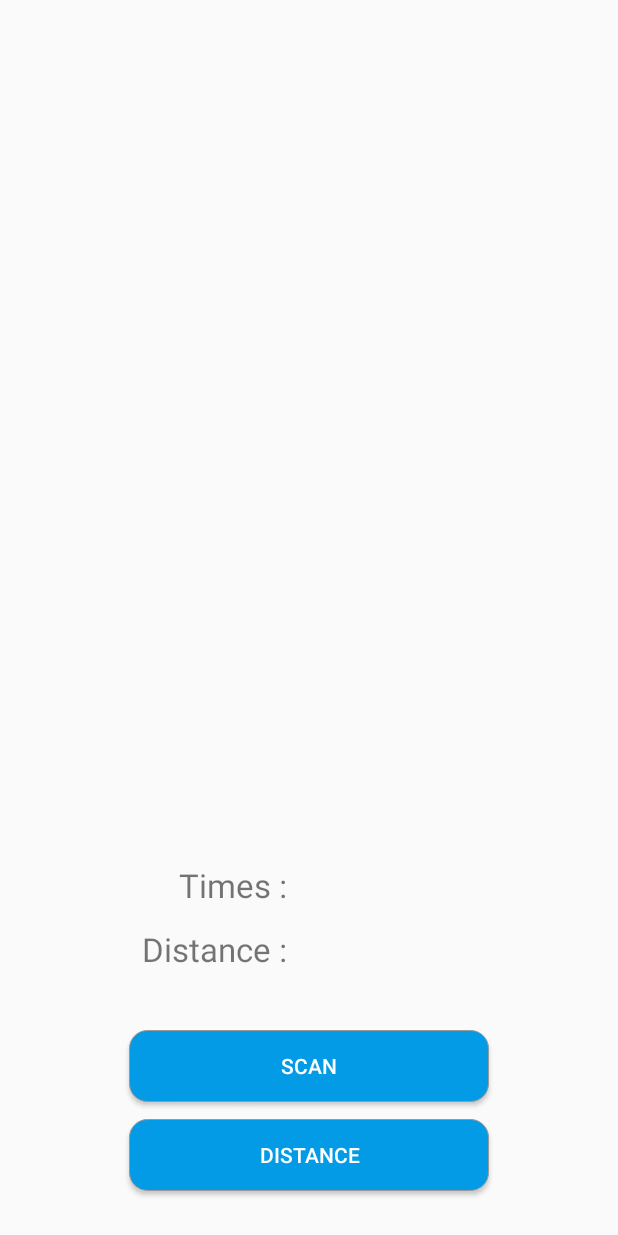
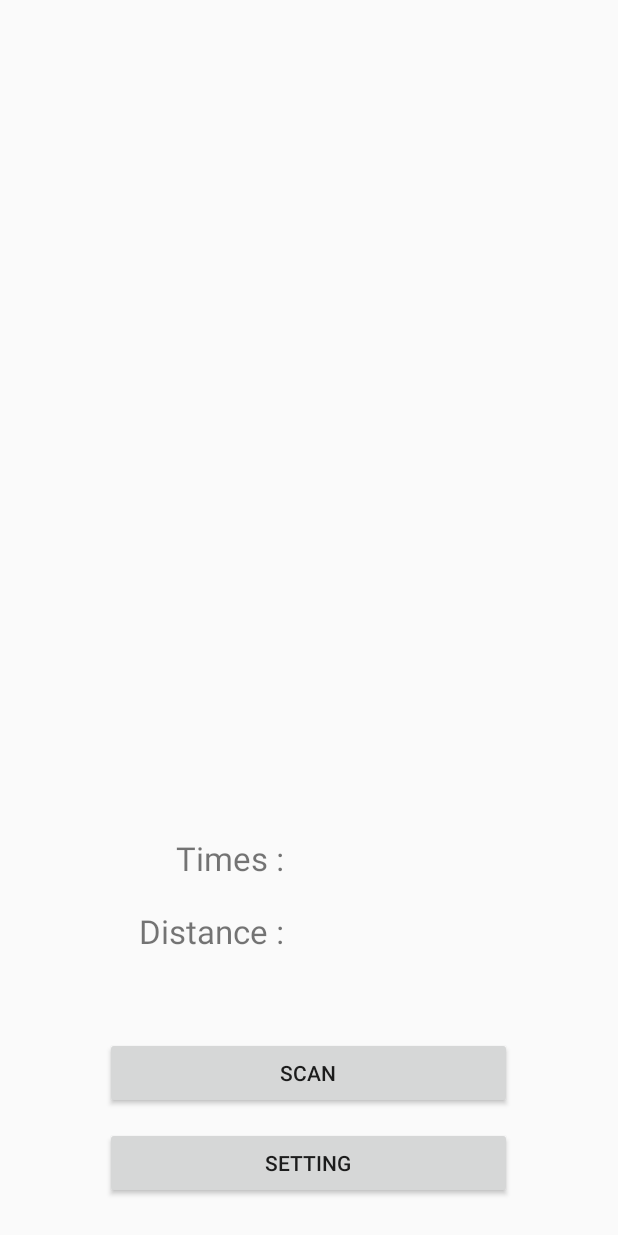
Before and after one commit to e8315402/beaconRecorder, an Android app: the layout activity_init_activity_v3.xml on its own in the app's theme, with its tools: preview values and no code run, on a phone screen of 412 x 824 dp. Run offline under Robolectric (Android 15) with nearby library versions, the light colour scheme and no system bars.

Commit message:
first version: Can scan the specific beacon, and the UI is simply done. Can not record scan result yet.

```diff
--- a/app/src/main/AndroidManifest.xml
+++ b/app/src/main/AndroidManifest.xml
@@ -48,6 +48,10 @@
             android:screenOrientation="portrait">
         </activity>
 
+        <activity android:name=".activity.ChooseTxPowerActivity_"
+            android:screenOrientation="portrait">
+        </activity>
+
         <meta-data
             android:name="com.google.android.gms.version"
             android:value="@integer/google_play_services_version" />
--- /dev/null
+++ b/app/src/main/res/drawable/common_border.xml
@@ -0,0 +1,5 @@
+<?xml version="1.0" encoding="utf-8"?>
+<shape xmlns:android="http://schemas.android.com/apk/res/android" android:shape="rectangle" >
+    <solid android:color="#ffffff" />
+    <stroke android:width="0.5dip" android:color="#000000"/>
+</shape>
--- /dev/null
+++ b/app/src/main/res/drawable/common_border_clicked.xml
@@ -0,0 +1,6 @@
+<?xml version="1.0" encoding="utf-8"?>
+<shape xmlns:android="http://schemas.android.com/apk/res/android"
+    android:shape="rectangle" >
+    <solid android:color="#ffffff" />
+    <stroke android:width="2dip" android:color="#000000"/>
+</shape>
--- a/app/src/main/res/layout/activity_init_activity_v3.xml
+++ b/app/src/main/res/layout/activity_init_activity_v3.xml
@@ -1,5 +1,6 @@
 <?xml version="1.0" encoding="utf-8"?>
 <RelativeLayout xmlns:android="http://schemas.android.com/apk/res/android"
+    xmlns:app="http://schemas.android.com/apk/res-auto"
     xmlns:tools="http://schemas.android.com/tools"
     android:layout_width="match_parent"
     android:layout_height="match_parent"
@@ -15,8 +16,21 @@
         android:layout_height="wrap_content"
         android:id="@+id/distance"
         android:textSize="18sp"
+        android:layout_alignBaseline="@+id/distance_lable"
         android:layout_alignBottom="@+id/distance_lable"
-        android:layout_alignStart="@+id/times" />
+        android:layout_alignStart="@+id/times"
+        android:clickable="false" />
+
+    <TextView
+        android:layout_width="wrap_content"
+        android:layout_height="wrap_content"
+        android:id="@+id/times"
+        android:textSize="18sp"
+        android:layout_marginStart="42dp"
+        android:layout_alignBaseline="@+id/times_lable"
+        android:layout_alignBottom="@+id/times_lable"
+        android:layout_toEndOf="@+id/times_lable"
+        android:clickable="false" />
 
     <TextView
         android:text="@string/times_lable"
@@ -24,10 +38,11 @@
         android:layout_height="wrap_content"
         android:id="@+id/times_lable"
         android:textSize="22sp"
-        android:layout_marginStart="33dp"
-        android:layout_above="@+id/distance"
-        android:layout_alignStart="@+id/startScan"
-        android:layout_marginBottom="18dp" />
+        android:layout_marginStart="101dp"
+        android:clickable="false"
+        android:layout_alignParentBottom="true"
+        android:layout_alignParentStart="true"
+        android:layout_marginBottom="221dp" />
 
     <TextView
         android:layout_width="match_parent"
@@ -35,9 +50,10 @@
         android:gravity="center_horizontal"
         android:id="@+id/rssi"
         android:textSize="150sp"
-        android:layout_marginTop="79dp"
-        android:layout_alignParentTop="true"
-        android:layout_centerHorizontal="true" />
+        android:clickable="true"
+        android:layout_above="@+id/times_lable"
+        android:layout_alignParentStart="true"
+        android:layout_marginBottom="35dp" />
 
     <TextView
         android:text="@string/distance_lable"
@@ -45,86 +61,85 @@
         android:layout_height="wrap_content"
         android:id="@+id/distance_lable"
         android:textSize="22sp"
-        android:layout_marginBottom="39dp"
-        android:layout_above="@+id/startScan"
+        android:layout_marginTop="20dp"
+        android:clickable="false"
+        android:layout_below="@+id/times"
         android:layout_alignEnd="@+id/times_lable" />
 
-    <TextView
-        android:layout_width="wrap_content"
-        android:layout_height="wrap_content"
-        android:id="@+id/times"
-        android:textSize="18sp"
-        android:layout_marginStart="43dp"
-        android:layout_alignBottom="@+id/times_lable"
-        android:layout_toEndOf="@+id/times_lable" />
+    <Space
+        android:layout_width="271dp"
+        android:id="@+id/forAlign"
+        android:layout_height="45dp"
+        android:layout_marginTop="58dp"
+        android:layout_below="@+id/distance_lable"
+        android:layout_centerHorizontal="true"/>
 
     <Button
+        android:text="@string/scan"
+        android:layout_width="271dp"
+        android:layout_height="wrap_content"
         android:id="@+id/startScan"
-        android:layout_width="320dp"
-        android:layout_height="wrap_content"
-        android:layout_marginLeft="70dp"
-        android:layout_marginRight="70dp"
-        android:background="@drawable/rounded_rec_primary_color"
-        android:padding="@dimen/size_s"
-        android:foreground="?android:attr/selectableItemBackground"
-        android:clickable="true"
-        android:textColor="@color/white"
-        android:layout_marginBottom="73dp"
-        android:text="@string/scan"
-        android:layout_alignParentBottom="true"
+        android:layout_marginTop="56dp"
+        android:layout_below="@+id/distance_lable"
         android:layout_centerHorizontal="true" />
 
     <Button
-        android:layout_width="320dp"
+        android:text="@string/stop_scan"
+        android:layout_width="271dp"
         android:layout_height="wrap_content"
-        android:id="@+id/reScan"
-        android:text="@string/scan_again"
-        android:textColor="@color/white"
-        android:background="@drawable/rounded_rec_primary_color"
-        android:elevation="0dp"
-        android:visibility="gone"
-        android:layout_alignBaseline="@+id/startScan"
-        android:layout_alignBottom="@+id/startScan"
-        android:layout_alignStart="@+id/startScan"
-        android:layout_alignEnd="@+id/startScan" />
+        android:id="@+id/stopScan"
+        android:layout_marginTop="56dp"
+        android:layout_below="@+id/distance_lable"
+        android:layout_centerHorizontal="true"
+        android:visibility="gone" />
+
+    <Button
+        android:text="@string/store_result"
+        android:layout_width="271dp"
+        android:layout_height="wrap_content"
+        android:id="@+id/storeResult"
+        android:layout_marginTop="56dp"
+        android:layout_below="@+id/distance_lable"
+        android:layout_centerHorizontal="true"
+        android:visibility="gone" />
 
     <Button
         android:text="@string/distance"
-        android:layout_width="320dp"
+        android:layout_width="271dp"
         android:layout_height="wrap_content"
         android:id="@+id/chooseDistance"
-        android:textColor="@color/white"
-        android:background="@drawable/rounded_rec_primary_color"
-        android:layout_alignParentBottom="true"
-        android:layout_alignStart="@+id/startScan"
-        android:layout_marginBottom="14dp"
-        android:layout_alignEnd="@+id/startScan" />
+        android:layout_marginTop="56dp"
+        android:layout_below="@+id/distance_lable"
+        android:layout_centerHorizontal="true"
+        android:visibility="gone" />
 
     <Button
-        android:text="@string/store_result"
-        android:layout_width="320dp"
+        android:text="@string/setting"
+        android:layout_width="271dp"
         android:layout_height="wrap_content"
-        android:id="@+id/storeResult"
-        android:textColor="@color/white"
-        android:background="@drawable/rounded_rec_primary_color"
-        android:visibility="gone"
-        android:layout_alignBaseline="@+id/chooseDistance"
-        android:layout_alignBottom="@+id/chooseDistance"
-        android:layout_alignStart="@+id/chooseDistance"
-        android:layout_alignEnd="@+id/chooseDistance" />
+        android:id="@+id/setting"
+        android:layout_below="@+id/startScan"
+        android:layout_alignStart="@+id/startScan"
+        android:layout_marginTop="12dp" />
 
     <Button
-        android:layout_width="320dp"
+        android:text="@string/txpower"
+        android:layout_width="271dp"
         android:layout_height="wrap_content"
-        android:id="@+id/chooseTxPower_ok"
-        android:text="@string/ok"
-        android:textColor="@color/white"
-        android:background="@drawable/rounded_rec_info_color"
-        android:elevation="0dp"
-        android:layout_alignBaseline="@+id/startScan"
-        android:layout_alignBottom="@+id/startScan"
-        android:layout_alignStart="@+id/startScan"
-        android:layout_alignEnd="@+id/startScan"
+        android:id="@+id/chooseTxPower"
+        android:layout_below="@+id/chooseDistance"
+        android:layout_alignStart="@+id/chooseDistance"
+        android:layout_marginTop="12dp"
+        android:visibility="gone" />
+
+    <Button
+        android:text="@string/scan_again"
+        android:layout_width="271dp"
+        android:layout_height="wrap_content"
+        android:id="@+id/cleanUp"
+        android:layout_below="@+id/forAlign"
+        android:layout_alignStart="@+id/forAlign"
+        android:layout_marginTop="12dp"
         android:visibility="gone" />
 
 
--- a/app/src/main/res/values/strings.xml
+++ b/app/src/main/res/values/strings.xml
@@ -20,7 +20,7 @@
 
     <string name="confirm_tx">确定</string>
     <string name="finish_tx">完成</string>
-    <string name="cancel_tx">取消</string>
+    <string name="cancel_tx" translatable="false">Cancel</string>
     <string name="parse_failed_title">资料异常</string>
     <string name="parse_failed">解析资料发生异常，请更新应用程式</string>
     <string name="not_oneplay_qr_content">请读取 Micro App</string>
@@ -52,16 +52,19 @@
     <string name="permission_location_enter">启用</string>
     <string name="floatbtnConfirmTitle">选取播放清单</string>
     <string name="selectIs">" 您选的是"</string>
-    <string name="distance_lable">Distance :</string>
-    <string name="times_lable">Times :</string>
-    <string name="scan">Scan</string>
-    <string name="scan_again">Clean up</string>
-    <string name="store_result">Store Result</string>
-    <string name="distance">Distance</string>
-    <string name="txPower_1m">1M</string>
-    <string name="txPower_10m">10M</string>
-    <string name="txPower_20m">20M</string>
-    <string name="txPower_50m">50M</string>
-    <string name="ok">OK</string>
+    <string name="distance_lable" translatable="false">Distance :</string>
+    <string name="times_lable" translatable="false">Times :</string>
+    <string name="scan" translatable="false">Scan</string>
+    <string name="scan_again" translatable="false">Clean up</string>
+    <string name="store_result" translatable="false">Store Result</string>
+    <string name="distance" translatable="false">Distance</string>
+    <string name="txPower_1m" translatable="false">1M</string>
+    <string name="txPower_10m" translatable="false">10M</string>
+    <string name="txPower_20m" translatable="false">20M</string>
+    <string name="txPower_50m" translatable="false">50M</string>
+    <string name="ok" translatable="false">OK</string>
+    <string name="stop_scan">Stop Scan</string>
+    <string name="setting">Setting</string>
+    <string name="txpower">txPower</string>
 
 </resources>
```
Also changed, not shown: app/src/main/java/tech/onetime/oneplay/activity/ChooseDistanceActivity.java (+21 -10 lines), app/src/main/java/tech/onetime/oneplay/activity/ChooseTxPowerActivity.java (added, +58 -0 lines), app/src/main/java/tech/onetime/oneplay/activity/InitActivityV3.java (+168 -96 lines), app/src/main/res/layout/activity_choose_distance_v2.xml (+19 -2 lines), app/src/main/res/layout/activity_choose_txpower.xml (added, +70 -0 lines), app/src/main/res/layout/simple_list_item_1_custom.xml (added, +12 -0 lines), app/src/main/ic_dots-web.png (added), app/src/main/res/mipmap-hdpi/ic_dots.png (added), app/src/main/res/mipmap-mdpi/ic_dots.png (added), app/src/main/res/mipmap-xhdpi/ic_dots.png (added), app/src/main/res/mipmap-xxhdpi/ic_dots.png (added), app/src/main/res/mipmap-xxxhdpi/ic_dots.png (added), 2 other files.
